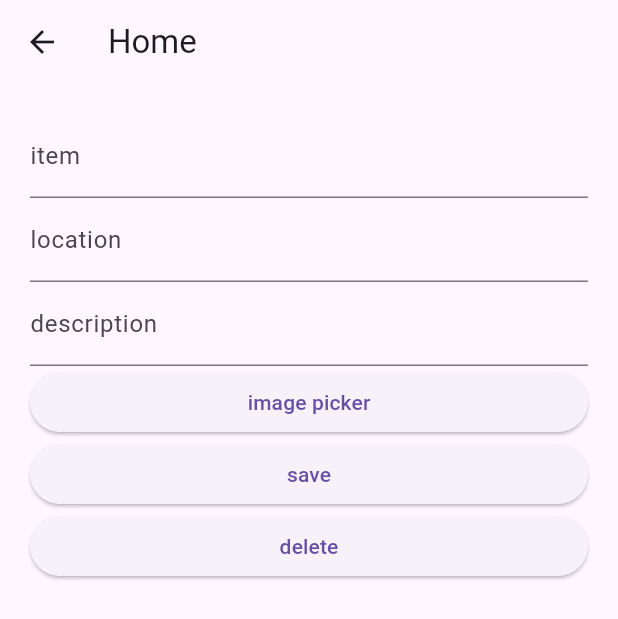
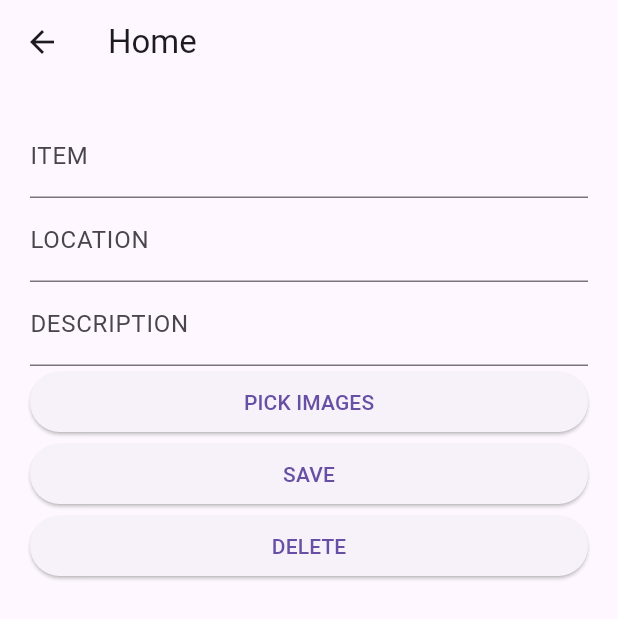
Before and after one commit to moh21586x/store, a Flutter app: the ItemPage screen opened directly, on a phone screen of 412 x 824 dp. Shown: the top 619 px of the screen. Run offline on Flutter 3.47's test engine with Material 3 defaults, Android fonts, the phone set to English and light mode, and no system bars; our stand-ins replace device_info_plus, image_picker, permission_handler, photo_view, sqflite; accounts and stored records are empty.

Commit message:
fixed a bug where database isn't exported correctly, changed some texts to upper cases

```diff
--- a/lib/items.dart
+++ b/lib/items.dart
@@ -49,11 +49,10 @@ class _ItemPageState extends State<ItemPage> {
     return storage;
   }
 
-  // get camera permission
   // todo add camera support
-  getCameraPermission() async {
-    await Permission.camera.request();
-  }
+  // getCameraPermission() async {
+  //   await Permission.camera.request();
+  // }
 
   // insert a row in database (new/update)
   Future<int> insertDB(ModelDB insert) async {
@@ -137,8 +136,9 @@ class _ItemPageState extends State<ItemPage> {
           var hour = DateTime.now().hour;
           var minute = DateTime.now().minute;
           var second = DateTime.now().second;
+          var extension = images[i].name.toString().split(".").last;
           var path =
-              '/storage/emulated/0/store/$year-$month-$day-$hour-$minute-$second-${row.item}-$i.jpg';
+              '/storage/emulated/0/store/$year-$month-$day-$hour-$minute-$second-${row.item}-$i.$extension';
           await images[i].saveTo(path);
           if (await File(path).exists()) {
             savedImages.add(XFile(path));
@@ -160,8 +160,9 @@ class _ItemPageState extends State<ItemPage> {
             img8: (savedImages.length > 7) ? savedImages[7].path : null,
             img9: (savedImages.length > 8) ? savedImages[8].path : null,
             img10: (savedImages.length > 9) ? savedImages[9].path : null,
-          ));
-          toast('Saved successfully');
+          )).then((value) {
+            toast('Saved successfully');
+          });
           getRow(rowId);
         }
       } else {
@@ -173,7 +174,7 @@ class _ItemPageState extends State<ItemPage> {
   toast(String message) {
     ScaffoldMessenger.of(context).showSnackBar(
       SnackBar(
-        content: Text(message),
+        content: Text(message.toUpperCase()),
         width: MediaQuery.of(context).size.width * .95,
         behavior: SnackBarBehavior.floating,
       ),
@@ -227,36 +228,42 @@ class _ItemPageState extends State<ItemPage> {
         padding: const EdgeInsets.all(20),
         children: [
           (images.isNotEmpty)
-              ? Container(
-                  decoration: BoxDecoration(
-                      border: Border.all(width: 1)),
+              ?
+              //Display media
+              Container(
+                  decoration: BoxDecoration(border: Border.all(width: 1)),
                   constraints: BoxConstraints(
                       maxHeight: MediaQuery.of(context).size.height * .5,
                       maxWidth: MediaQuery.of(context).size.width * .9),
-                  child: PhotoViewGallery(
-                      pageOptions: <PhotoViewGalleryPageOptions>[
-                        for (var i = 0; i < images.length; i++)
-                          PhotoViewGalleryPageOptions(
-                              imageProvider: FileImage(File(images[i].path)))
-                      ]),
+                  child: true
+                      ? PhotoViewGallery(
+                          pageOptions: <PhotoViewGalleryPageOptions>[
+                              for (var i = 0; i < images.length; i++)
+                                PhotoViewGalleryPageOptions(
+                                    imageProvider:
+                                        FileImage(File(images[i].path)))
+                            ])
+                      : PhotoViewGallery.builder(
+                          itemCount: images.length,
+                          builder: ((context, index) {})),
                 )
               : const SizedBox(),
           TextFormField(
             controller: item,
-            decoration: const InputDecoration(labelText: 'item'),
+            decoration: const InputDecoration(labelText: 'ITEM'),
             onChanged: (String value) {
               row.item = value;
             },
           ),
           TextFormField(
               controller: location,
-              decoration: const InputDecoration(labelText: 'location'),
+              decoration: const InputDecoration(labelText: 'LOCATION'),
               onChanged: (String value) {
                 row.location = value;
               }),
           TextFormField(
               controller: description,
-              decoration: const InputDecoration(labelText: 'description'),
+              decoration: const InputDecoration(labelText: 'DESCRIPTION'),
               onChanged: (String value) {
                 row.description = value;
               }),
@@ -264,19 +271,19 @@ class _ItemPageState extends State<ItemPage> {
               onPressed: () {
                 pickImages();
               },
-              child: const Text('image picker')),
+              child: const Text('PICK IMAGES')),
           ElevatedButton(
               onPressed: () async {
                 await saveImages();
               },
-              child: const Text('save')),
+              child: const Text('SAVE')),
           ElevatedButton(
               onPressed: () {
                 if (row.id != null) {
                   removeRow();
                 }
               },
-              child: const Text('delete')),
+              child: const Text('DELETE')),
           const SizedBox(
             height: 200,
           )
--- a/pubspec.yaml
+++ b/pubspec.yaml
@@ -16,7 +16,7 @@ publish_to: 'none' # Remove this line if you wish to publish to pub.dev
 # https://developer.apple.com/library/archive/documentation/General/Reference/InfoPlistKeyReference/Articles/CoreFoundationKeys.html
 # In Windows, build-name is used as the major, minor, and patch parts
 # of the product and file versions while build-number is used as the build suffix.
-version: 1.1.1+1
+version: 1.1.2+1
 
 environment:
   sdk: '>=3.3.1 <4.0.0'
```
Also changed, not shown: lib/main.dart (+41 -43 lines), pubspec.lock.
